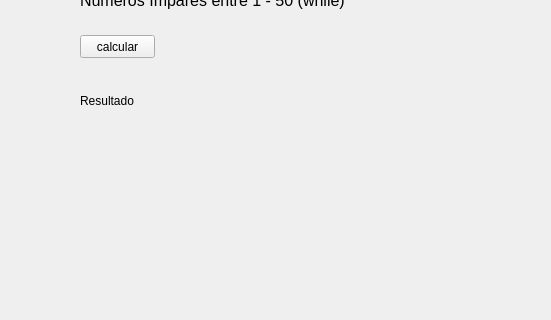
Above: ex17/ex17.ui from PeterLucky731/Qt before the change; both pictures show x 140 to 691 and y 185 to 505 of the 800 by 600 pixel window. Below: the same form after it.
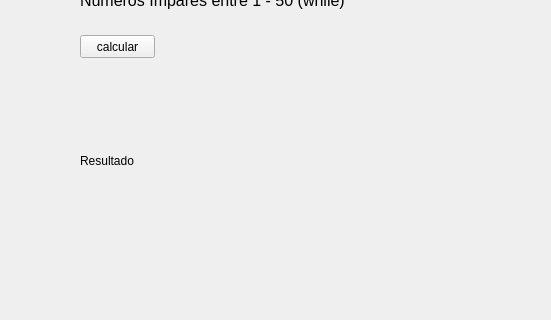
That is the form after the change.

```diff
--- a/ex17/ex17.ui
+++ b/ex17/ex17.ui
@@ -20,12 +20,15 @@
       <x>220</x>
       <y>270</y>
       <width>391</width>
-      <height>31</height>
+      <height>151</height>
      </rect>
     </property>
     <property name="text">
      <string>Resultado</string>
     </property>
+    <property name="wordWrap">
+     <bool>true</bool>
+    </property>
    </widget>
    <widget class="QPushButton" name="btn">
     <property name="geometry">
```
